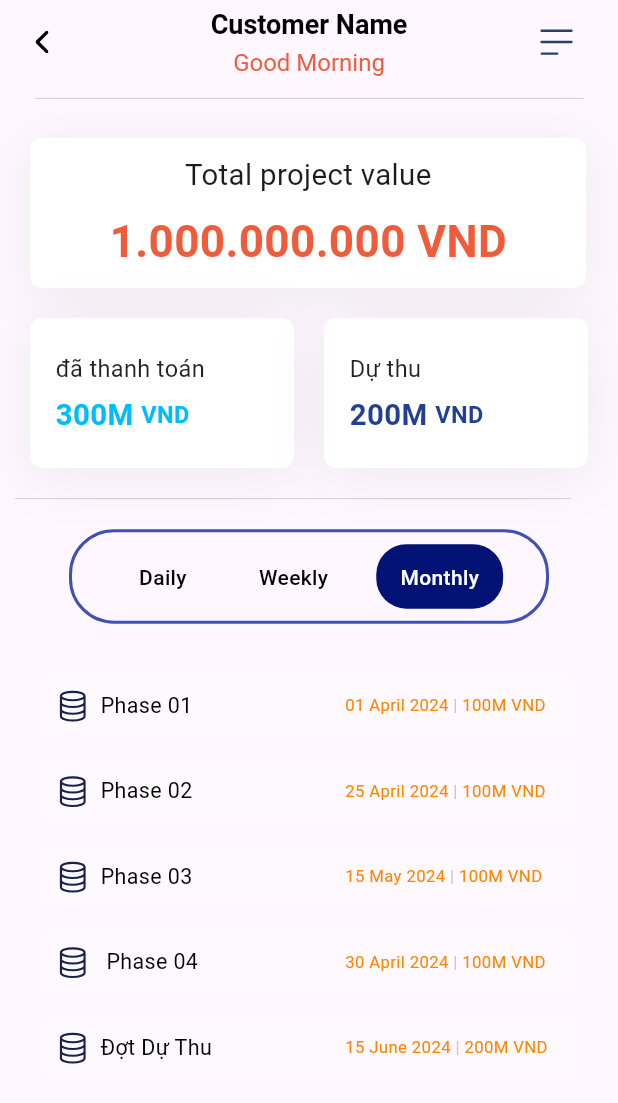
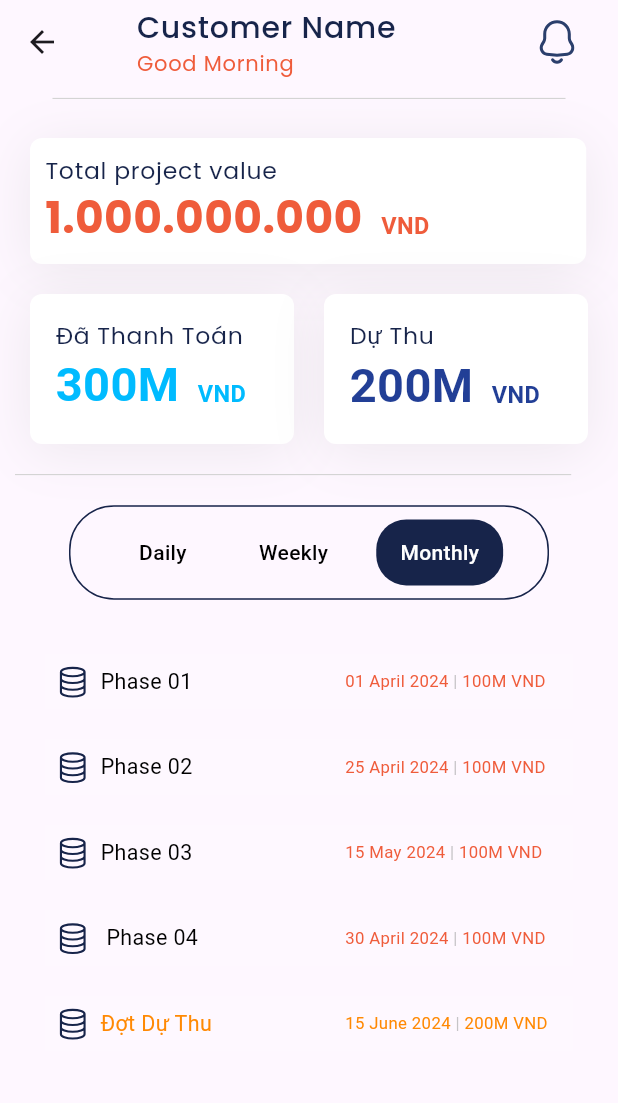
Before and after one commit to NgocMyFullstack/Nexus_App_mobile, a Flutter app: the FinanceScreen screen opened by its route, on a phone screen of 412 x 824 dp. Shown: the top 1103 px of the screen. Run offline on Flutter 3.47's test engine with Material 3 defaults, Android fonts, the phone set to English and light mode, and no system bars; our stand-ins replace flutter_screenutil, flutter_svg, image_picker, percent_indicator, quickalert; missing offline and left inert: image_painter, insta_image_viewer; project files that could hold a hidden picture were left out.

Commit message:
fix - finance_screen

```diff
--- a/lib/main.dart
+++ b/lib/main.dart
@@ -80,7 +80,7 @@ class _MyHomePageState extends State<MyHomePage> {
     Construction(),
     FinanceScreen(),
     ProjectProductScreen(),
-    TicketScreen(), // Đây là màn hình Ticket
+    TicketScreen(),
   ];
 
   void onItemTapped(int index) {
@@ -97,26 +97,21 @@ class _MyHomePageState extends State<MyHomePage> {
 
   @override
   Widget build(BuildContext context) {
-    final bool isSpecialScreen =
-        _selectedIndex >= 5; // Kiểm tra nếu là màn hình đặc biệt
-    final bool isTicketScreen =
-        _selectedIndex == 9; // Kiểm tra nếu là TicketScreen
+    final bool isSpecialScreen = _selectedIndex >= 5;
+    final bool isTicketScreen = _selectedIndex == 9;
 
     return Scaffold(
       appBar: AppBar(
         title: const Text('App Title'),
       ),
-      // Drawer luôn hiển thị, không bị ảnh hưởng
       drawer: CustomDrawer(onSelectScreen: onSelectScreen),
       body: isSpecialScreen
-          ? _specialScreens[_selectedIndex - 5] // Hiển thị màn hình đặc biệt
-          : _screens[_selectedIndex], // Hiển thị màn hình chính
-      // Ẩn BottomNavigationBar khi ở TicketScreen, nhưng không ẩn Drawer
+          ? _specialScreens[_selectedIndex - 5]
+          : _screens[_selectedIndex],
       bottomNavigationBar: isTicketScreen
           ? null
           : BottomNavBar(
-              currentIndex:
-                  isSpecialScreen ? 0 : _selectedIndex, // Ẩn tương ứng
+              currentIndex: isSpecialScreen ? 0 : _selectedIndex,
               onTap: onItemTapped,
             ),
     );
--- a/lib/screens/project/finance_screen.dart
+++ b/lib/screens/project/finance_screen.dart
@@ -63,35 +63,39 @@ class _FinanceScreenState extends State<FinanceScreen> {
     ];
     return Scaffold(
       appBar: AppBar(
-        centerTitle: true,
-        leading: IconButton(
-          icon: SvgPicture.asset(
-            'assets/Icon/Vector2.svg',
-            width: 15.0,
-            height: 15.0,
-          ),
-          onPressed: () => Navigator.of(context).pop(),
-        ),
-        title: Column(
-          mainAxisAlignment: MainAxisAlignment.center,
+        title: Padding(
+          padding: const EdgeInsets.only(left: 19.0),
+          child: Column(
+            crossAxisAlignment: CrossAxisAlignment.start,
             children: [
               const Text(
                 'Customer Name',
                 style: TextStyle(
-                color: Color.fromARGB(255, 0, 0, 0),
-                fontWeight: FontWeight.bold,
-                fontSize: 18,
+                  color: Color(0xFF17244A),
+                  fontFamily: 'Poppins',
+                  fontSize: 20,
+                  fontWeight: FontWeight.w500,
+                  fontStyle: FontStyle.normal,
+                  height: 1.4,
+                  letterSpacing: 0.5,
+                  textBaseline: TextBaseline.alphabetic,
                 ),
               ),
-            const SizedBox(height: 4), // Tạo khoảng cách giữa hai dòng
               const Text(
                 'Good Morning',
                 style: TextStyle(
-                color: Color(0xFFEF5C3B), // Màu #EF5C3B
-                fontSize: 16,
+                  color: Color(0xFFEF5C3B),
+                  fontFamily: 'Poppins',
+                  fontSize: 14,
+                  fontWeight: FontWeight.w400,
+                  fontStyle: FontStyle.normal,
+                  height: 1.42857,
+                  letterSpacing: 0.5,
+                  textBaseline: TextBaseline.alphabetic,
                 ),
               ),
             ],
+          ),
         ),
         actions: [
           Builder(
@@ -106,13 +110,12 @@ class _FinanceScreenState extends State<FinanceScreen> {
               child: Center(
                 child: IconButton(
                   icon: SvgPicture.asset(
-                    'assets/Icon/Burger.svg',
+                    'assets/Icon/Bell.svg',
                     width: 30.0,
                     height: 30.0,
                   ),
                   onPressed: () {
-                    Scaffold.of(context)
-                        .openDrawer(); // Mở Drawer khi nhấn biểu tượng Burger
+                    Scaffold.of(context).openDrawer();
                   },
                 ),
               ),
@@ -123,47 +126,14 @@ class _FinanceScreenState extends State<FinanceScreen> {
           preferredSize: const Size.fromHeight(10.0),
           child: Column(
             children: [
-              // Đường kẻ ngang
-              Container(
-                width: 366.0, // Chiều rộng của đường kẻ
-                height: 0.75, // Chiều cao của đường kẻ
-                color: const Color(0xFFD4D4D4), // Màu sắc của đường kẻ
+              Padding(
+                padding: const EdgeInsets.symmetric(horizontal: 35.0),
+                child: Container(
+                  width: double.infinity,
+                  height: 0.75,
+                  color: const Color(0xFFD4D4D4),
                 ),
-              // Padding(
-              //   padding:
-              //       const EdgeInsets.symmetric(horizontal: 16.0, vertical: 8.0),
-              //   child: Container(
-              //     width: 366.0,
-              //     height: 34.5,
-              //     decoration: BoxDecoration(
-              //       color: const Color(0xFFD9D9D9).withOpacity(0.28),
-              //       borderRadius: BorderRadius.circular(6.0),
-              //     ),
-              //     child: Row(
-              //       children: [
-              //         const Padding(
-              //           padding: EdgeInsets.symmetric(horizontal: 8.0),
-              //           child: Icon(
-              //             Icons.search,
-              //             color: Colors.grey,
-              //           ),
-              //         ),
-              //         Expanded(
-              //           child: TextField(
-              //             decoration: const InputDecoration(
-              //               hintText: 'Search...',
-              //               border: InputBorder.none,
-              //               hintStyle: TextStyle(color: Colors.grey),
-              //             ),
-              //             onChanged: (value) {
-              //               // Thực hiện logic tìm kiếm ở đây
-              //             },
-              //           ),
-              //         ),
-              //       ],
-              //     ),
-              //   ),
-              // ),
+              ),
             ],
           ),
         ),
@@ -174,19 +144,17 @@ class _FinanceScreenState extends State<FinanceScreen> {
           padding: const EdgeInsets.all(10),
           child: LayoutBuilder(
             builder: (context, constraints) {
-              final double baseWidth = constraints.maxWidth; // Độ rộng màn hình
-              final double smallFontSize = baseWidth * 0.03; // Kích thước nhỏ
-              final double mediumFontSize =
-                  baseWidth * 0.04; // Kích thước trung bình
-              final double largeFontSize = baseWidth * 0.05; // Kích thước lớn
+              final double baseWidth = constraints.maxWidth;
+              final double smallFontSize = baseWidth * 0.03;
+              final double mediumFontSize = baseWidth * 0.04;
+              final double largeFontSize = baseWidth * 0.05;
               return Column(
                 crossAxisAlignment: CrossAxisAlignment.start,
+                mainAxisAlignment: MainAxisAlignment.center,
                 children: [
-                  // tiêu đề project name
                   const SizedBox(height: 6),
                   Container(
-                    width: MediaQuery.of(context).size.width *
-                        0.9, // Chiều rộng là 90% màn hình
+                    width: MediaQuery.of(context).size.width * 0.9,
                     margin: const EdgeInsets.all(10),
                     padding: const EdgeInsets.all(10),
                     decoration: BoxDecoration(
@@ -201,21 +169,43 @@ class _FinanceScreenState extends State<FinanceScreen> {
                       ],
                     ),
                     child: Column(
+                      crossAxisAlignment: CrossAxisAlignment.start,
                       children: [
                         Text(
                           'Total project value',
                           style: TextStyle(
-                            fontSize: largeFontSize,
+                            color: Color(0xFF17244A),
+                            fontFamily: 'Poppins',
+                            fontSize: largeFontSize * 0.8,
+                            fontWeight: FontWeight.w400,
+                            fontStyle: FontStyle.normal,
+                            height: 1.42857,
+                            letterSpacing: 0.5,
+                            textBaseline: TextBaseline.alphabetic,
                           ),
                         ),
-                        SizedBox(height: 10),
+                        Row(
+                          crossAxisAlignment: CrossAxisAlignment.baseline,
+                          textBaseline: TextBaseline.alphabetic,
+                          children: [
                             Text(
-                          '1.000.000.000 VND',
+                              '1.000.000.000',
                               style: TextStyle(
+                                fontFamily: 'Poppins',
                                 fontWeight: FontWeight.bold,
                                 fontSize: largeFontSize * 1.5,
                                 color: Color(0xFFEF5C3B),
                               ),
+                            ),
+                            Text(
+                              '   VND',
+                              style: TextStyle(
+                                fontWeight: FontWeight.bold,
+                                fontSize: largeFontSize * 0.8,
+                                color: Color(0xFFEF5C3B),
+                              ),
+                            ),
+                          ],
                         ),
                       ],
                     ),
@@ -247,27 +237,32 @@ class _FinanceScreenState extends State<FinanceScreen> {
                             crossAxisAlignment: CrossAxisAlignment.start,
                             children: [
                               Text(
-                                'đã thanh toán',
+                                'Đã Thanh Toán',
                                 style: TextStyle(
-                                  // Loại bỏ const ở đây
+                                  fontFamily: 'Poppins',
                                   fontSize: largeFontSize * 0.8,
-                                  color: Colors.black87,
+                                  fontWeight: FontWeight.w400,
+                                  fontStyle: FontStyle.normal,
+                                  height: 1.42857,
+                                  letterSpacing: 0.5,
+                                  color: Color(0xFF17244A),
                                 ),
                               ),
-                              const SizedBox(height: 6),
                               Row(
+                                crossAxisAlignment: CrossAxisAlignment.baseline,
+                                textBaseline: TextBaseline.alphabetic,
                                 mainAxisAlignment: MainAxisAlignment.start,
                                 children: [
                                   Text(
                                     '300M ',
                                     style: TextStyle(
                                       fontWeight: FontWeight.bold,
-                                      fontSize: largeFontSize * 1.0,
+                                      fontSize: largeFontSize * 1.6,
                                       color: const Color(0xFF00BBFF),
                                     ),
                                   ),
                                   Text(
-                                    'VND ',
+                                    ' VND ',
                                     style: TextStyle(
                                       fontWeight: FontWeight.bold,
                                       fontSize: largeFontSize * 0.8,
@@ -303,26 +298,32 @@ class _FinanceScreenState extends State<FinanceScreen> {
                             crossAxisAlignment: CrossAxisAlignment.start,
                             children: [
                               Text(
-                                'Dự thu',
+                                'Dự Thu',
                                 style: TextStyle(
+                                  fontFamily: 'Poppins',
                                   fontSize: largeFontSize * 0.8,
-                                  color: Colors.black87,
+                                  fontWeight: FontWeight.w400,
+                                  fontStyle: FontStyle.normal,
+                                  height: 1.42857,
+                                  letterSpacing: 0.5,
+                                  color: Color(0xFF17244A),
                                 ),
                               ),
-                              const SizedBox(height: 6),
                               Row(
+                                crossAxisAlignment: CrossAxisAlignment.baseline,
+                                textBaseline: TextBaseline.alphabetic,
                                 mainAxisAlignment: MainAxisAlignment.start,
                                 children: [
                                   Text(
                                     '200M ',
                                     style: TextStyle(
                                       fontWeight: FontWeight.bold,
-                                      fontSize: largeFontSize * 1.0,
+                                      fontSize: largeFontSize * 1.6,
                                       color: const Color(0xFF223F96),
                                     ),
                                   ),
                                   Text(
-                                    'VND ',
+                                    ' VND ',
                                     style: TextStyle(
                                       fontWeight: FontWeight.bold,
                                       fontSize: largeFontSize * 0.8,
@@ -338,7 +339,6 @@ class _FinanceScreenState extends State<FinanceScreen> {
                     ],
                   ),
 
-                  // Đường line
                   const SizedBox(height: 10),
                   Container(
                     width: MediaQuery.of(context).size.width * 0.9,
@@ -356,7 +356,7 @@ class _FinanceScreenState extends State<FinanceScreen> {
                       decoration: BoxDecoration(
                         color: const Color.fromARGB(0, 238, 238, 238),
                         borderRadius: BorderRadius.circular(30),
-                        border: Border.all(color: Colors.indigo, width: 2),
+                        border: Border.all(color: Color(0xFF17244A), width: 1),
                       ),
                       child: Center(
                         child: CustomToggleButtons(),
@@ -364,20 +364,16 @@ class _FinanceScreenState extends State<FinanceScreen> {
                     ),
                   ),
 
-                  // tiêu đề Master List
                   const SizedBox(height: 16),
                   Container(
-                    height: 400.0, // Set a fixed height for the container
-                    padding:
-                        const EdgeInsets.all(8.0), // Padding inside the border
+                    height: 400.0,
+                    padding: const EdgeInsets.all(8.0),
                     decoration: BoxDecoration(
                       border: Border.all(
-                        color: const Color.fromARGB(
-                            0, 33, 149, 243), // Border color
-                        width: 2.0, // Border width
+                        color: const Color.fromARGB(0, 33, 149, 243),
+                        width: 2.0,
                       ),
-                      borderRadius:
-                          BorderRadius.circular(10.0), // Rounded corners
+                      borderRadius: BorderRadius.circular(10.0),
                     ),
                     child: SingleChildScrollView(
                       child: Column(
@@ -389,12 +385,18 @@ class _FinanceScreenState extends State<FinanceScreen> {
                                       0.035; // Font size for content
                               final double fontSizeDate = constraints.maxWidth *
                                   0.03; // Font size for date
+
+                              // Kiểm tra nếu "content" là "Đợt Dự Thu"
+                              final bool isPaymentDue =
+                                  todo.content == 'Đợt Dự Thu';
+
                               return Container(
                                 margin: const EdgeInsets.all(10),
                                 padding: const EdgeInsets.all(5),
                                 color: const Color.fromARGB(42, 255, 255, 255),
                                 child: Row(
                                   children: [
+                                    // Biểu tượng tiền tệ
                                     Column(
                                       children: [
                                         SvgPicture.asset(
@@ -405,6 +407,7 @@ class _FinanceScreenState extends State<FinanceScreen> {
                                       ],
                                     ),
                                     const SizedBox(width: 5),
+                                    // Phần hiển thị nội dung
                                     Expanded(
                                       child: Column(
                                         crossAxisAlignment:
@@ -414,8 +417,11 @@ class _FinanceScreenState extends State<FinanceScreen> {
                                             todo.content,
                                             style: TextStyle(
                                               fontSize: fontSizeContent * 1.1,
-                                              color: const Color.fromARGB(
-                                                  255, 0, 0, 0),
+                                              color: isPaymentDue
+                                                  ? const Color(
+                                                      0xFFFF8903) // Nếu là "Đợt Dự Thu"
+                                                  : const Color.fromARGB(255, 0,
+                                                      0, 0), // Màu mặc định
                                             ),
                                             softWrap: true,
                                           ),
@@ -423,6 +429,7 @@ class _FinanceScreenState extends State<FinanceScreen> {
                                       ),
                                     ),
                                     const SizedBox(width: 10),
+                                    // Phần hiển thị ngày và tiền
                                     Expanded(
                                       child: Row(
                                         crossAxisAlignment:
@@ -432,8 +439,11 @@ class _FinanceScreenState extends State<FinanceScreen> {
                                             ' ${todo.date}',
                                             style: TextStyle(
                                               fontSize: fontSizeDate,
-                                              color: const Color.fromARGB(
-                                                  255, 255, 132, 0),
+                                              color: isPaymentDue
+                                                  ? const Color(
+                                                      0xFFFF8903) // Nếu là "Đợt Dự Thu"
+                                                  : const Color(
+                                                      0xFFEF5C3B), // Màu cũ nếu không phải
                                             ),
                                             softWrap: true,
                                           ),
@@ -450,8 +460,11 @@ class _FinanceScreenState extends State<FinanceScreen> {
                                             ' ${todo.money}',
                                             style: TextStyle(
                                               fontSize: fontSizeDate,
-                                              color: const Color.fromARGB(
-                                                  255, 255, 132, 0),
+                                              color: isPaymentDue
+                                                  ? const Color(
+                                                      0xFFFF8903) // Nếu là "Đợt Dự Thu"
+                                                  : const Color(
+                                                      0xFFEF5C3B), // Màu cũ nếu không phải
                                             ),
                                             softWrap: true,
                                           ),
@@ -467,6 +480,7 @@ class _FinanceScreenState extends State<FinanceScreen> {
                       ),
                     ),
                   ),
+
                   const SizedBox(height: 16),
                 ],
               );
@@ -509,7 +523,7 @@ class _CustomToggleButtonsState extends State<CustomToggleButtons> {
               padding: const EdgeInsets.symmetric(horizontal: 16, vertical: 12),
               decoration: BoxDecoration(
                 color: isSelected
-                    ? const Color.fromARGB(255, 2, 19, 117)
+                    ? const Color(0xFF17244A)
                     : const Color.fromARGB(0, 255, 255, 255),
                 borderRadius: BorderRadius.circular(20), // Bo góc cho từng nút
               ),
```
Also changed, not shown: pubspec.yaml (+19 -0 lines), 1 other file. Lines whose indentation alone changed are shown as unchanged.
